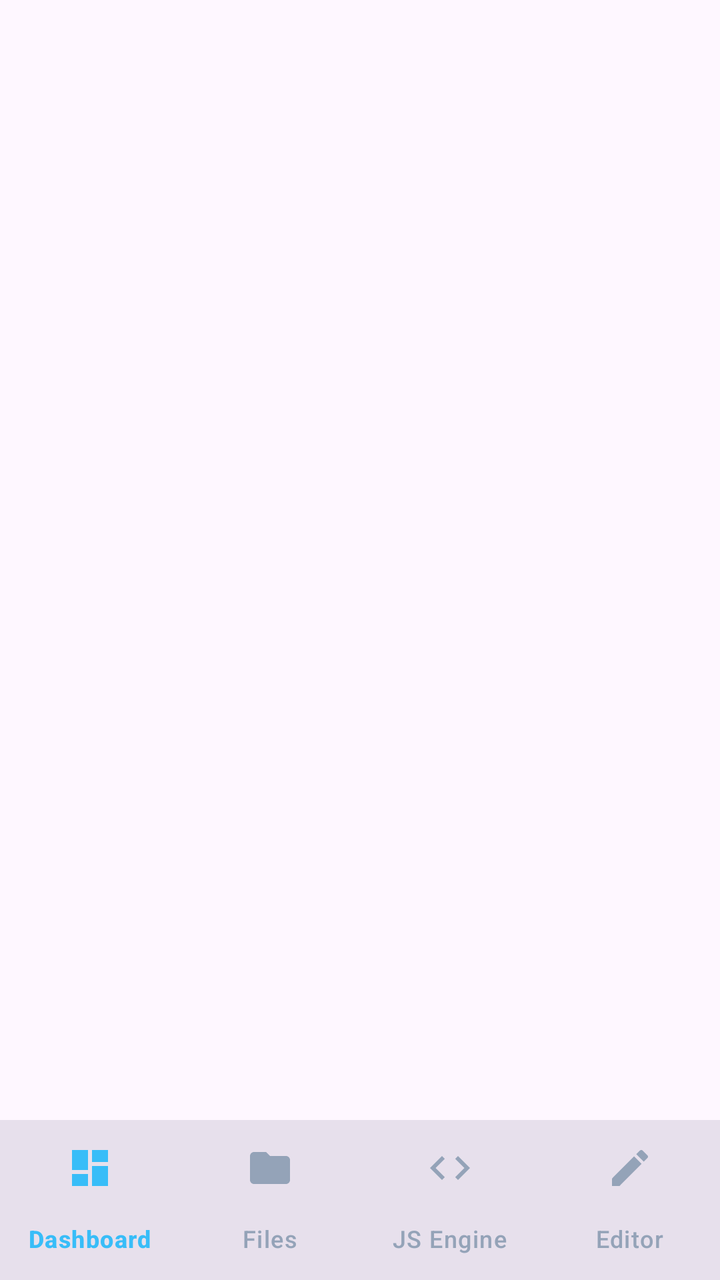
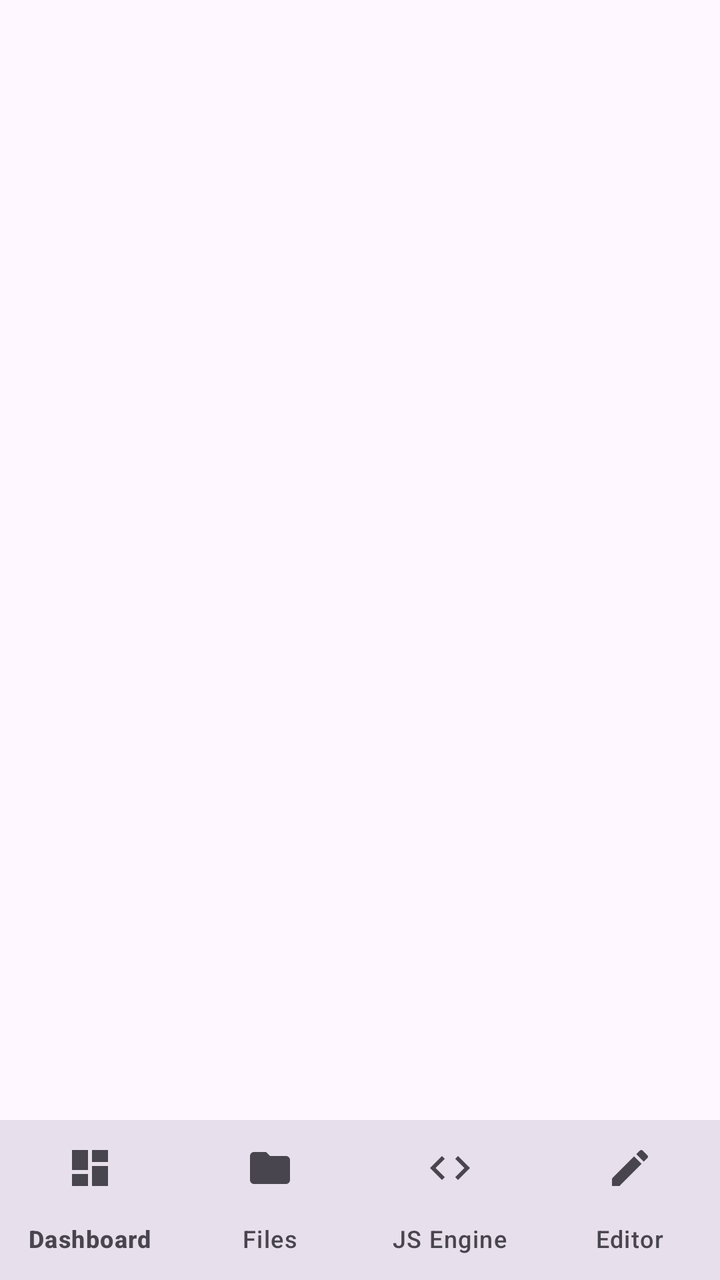

Before-and-after screenshots of an Android layout around one commit, followed by the original layout XML and the change that was made.
<!-- AndroidManifest.xml: application theme Theme.PolymathFileSystem -->
<!-- res/layout/activity_main.xml -->
<?xml version="1.0" encoding="utf-8"?>
<androidx.drawerlayout.widget.DrawerLayout xmlns:android="http://schemas.android.com/apk/res/android"
    xmlns:app="http://schemas.android.com/apk/res-auto"
    android:id="@+id/drawerLayout"
    android:layout_width="match_parent"
    android:layout_height="match_parent">

    
    <androidx.constraintlayout.widget.ConstraintLayout
        android:layout_width="match_parent"
        android:layout_height="match_parent"
        android:background="?attr/colorSurface">

        <androidx.fragment.app.FragmentContainerView
            android:id="@+id/fragmentContainer"
            android:layout_width="0dp"
            android:layout_height="0dp"
            app:layout_constraintBottom_toTopOf="@id/bottom_navigation"
            app:layout_constraintEnd_toEndOf="parent"
            app:layout_constraintStart_toStartOf="parent"
            app:layout_constraintTop_toTopOf="parent" />

        <com.google.android.material.bottomnavigation.BottomNavigationView
            android:id="@+id/bottom_navigation"
            android:layout_width="match_parent"
            android:layout_height="wrap_content"
            android:background="?attr/colorSurfaceVariant"
            app:itemIconTint="@color/nav_item_color"
            app:itemTextColor="@color/nav_item_color"
            app:labelVisibilityMode="labeled"
            app:menu="@menu/menu_main_nav"
            app:layout_constraintBottom_toBottomOf="parent"
            app:layout_constraintEnd_toEndOf="parent"
            app:layout_constraintStart_toStartOf="parent" />

        <LinearLayout
            android:id="@+id/permissionGate"
            android:layout_width="match_parent"
            android:layout_height="match_parent"
            android:background="?attr/colorSurface"
            android:gravity="center"
            android:orientation="vertical"
            android:padding="32dp"
            android:visibility="gone">

            <TextView
                android:layout_width="wrap_content"
                android:layout_height="wrap_content"
                android:layout_marginBottom="16dp"
                android:text="Storage Permission Required"
                android:textColor="#ffffff"
                android:textSize="20sp"
                android:textStyle="bold" />

            <TextView
                android:layout_width="wrap_content"
                android:layout_height="wrap_content"
                android:layout_marginBottom="24dp"
                android:text="Polymath requires full storage access to manage your files."
                android:textAlignment="center"
                android:textColor="#94a3b8"
                android:textSize="14sp" />

            <Button
                android:id="@+id/btnGrantPermission"
                android:layout_width="wrap_content"
                android:layout_height="wrap_content"
                android:backgroundTint="#38bdf8"
                android:text="Grant Access"
                android:textColor="#ffffff" />

        </LinearLayout>
    </androidx.constraintlayout.widget.ConstraintLayout>

    
    <com.google.android.material.navigation.NavigationView
        android:id="@+id/zoneANavigator"
        android:layout_width="wrap_content"
        android:layout_height="match_parent"
        android:layout_gravity="start"
        android:background="?attr/colorSurfaceVariant"
        app:headerLayout="@layout/nav_header_zone_a"
        app:menu="@menu/menu_zone_a_smart_folders" />

    
    <com.google.android.material.navigation.NavigationView
        android:id="@+id/zoneDInspector"
        android:layout_width="wrap_content"
        android:layout_height="match_parent"
        android:layout_gravity="end"
        android:background="?attr/colorSurfaceVariant"
        app:headerLayout="@layout/nav_header_zone_d" />

</androidx.drawerlayout.widget.DrawerLayout>
<!-- res/layout/nav_header_zone_a.xml (included above) -->
<?xml version="1.0" encoding="utf-8"?>
<LinearLayout xmlns:android="http://schemas.android.com/apk/res/android"
    android:layout_width="match_parent"
    android:layout_height="120dp"
    android:background="#1e293b"
    android:gravity="bottom"
    android:orientation="vertical"
    android:padding="16dp">

    <TextView
        android:layout_width="wrap_content"
        android:layout_height="wrap_content"
        android:text="ZONE A: Navigator"
        android:textColor="#ffffff"
        android:textSize="20sp"
        android:textStyle="bold" />

    <TextView
        android:layout_width="wrap_content"
        android:layout_height="wrap_content"
        android:text="Smart Folders &amp; Git Status"
        android:textColor="#94a3b8"
        android:textSize="14sp" />
</LinearLayout>
<!-- res/layout/nav_header_zone_d.xml (included above) -->
<?xml version="1.0" encoding="utf-8"?>
<LinearLayout xmlns:android="http://schemas.android.com/apk/res/android"
    android:layout_width="match_parent"
    android:layout_height="match_parent"
    android:background="#1e293b"
    android:orientation="vertical"
    android:padding="16dp">

    <TextView
        android:layout_width="wrap_content"
        android:layout_height="wrap_content"
        android:text="ZONE D: Nexus"
        android:textColor="#ffffff"
        android:textSize="20sp"
        android:textStyle="bold" />

    <TextView
        android:layout_width="wrap_content"
        android:layout_height="wrap_content"
        android:layout_marginTop="8dp"
        android:text="Inspector &amp; Extensions"
        android:textColor="#94a3b8"
        android:textSize="14sp" />
        
    <TextView
        android:id="@+id/inspectorContent"
        android:layout_width="match_parent"
        android:layout_height="wrap_content"
        android:layout_marginTop="24dp"
        android:text="Select a file to inspect metadata and available JS extensions."
        android:textColor="#e2e8f0"
        android:textSize="14sp" />
</LinearLayout>
<!-- resources referenced by this layout -->
<resources>
  <style name="Theme.PolymathFileSystem" parent="Theme.Material3.DayNight.NoActionBar">
          <item name="colorPrimary">@color/ocean_primary</item>
          <item name="colorPrimaryDark">@color/ocean_primary_dark</item>
          <item name="colorAccent">@color/ocean_accent</item>
          <item name="android:windowBackground">@drawable/bg_fluid_gradient</item>
      </style>
  <color name="ocean_primary">#0077B6</color>
  <color name="ocean_primary_dark">#03045E</color>
  <color name="ocean_accent">#00B4D8</color>
  <!-- drawable bg_fluid_gradient (drawable) -->
  <?xml version="1.0" encoding="utf-8"?>
  <shape xmlns:android="http://schemas.android.com/apk/res/android"
      android:shape="rectangle">
      <gradient
          android:angle="135"
          android:startColor="#1e293b"
          android:centerColor="#0f172a"
          android:endColor="#080e1a"
          android:type="linear" />
  </shape>
</resources>

<!-- the commit's change to res/layout/activity_main.xml (unified diff, before → after) -->
@@ -25,8 +25,8 @@
             android:layout_width="match_parent"
             android:layout_height="wrap_content"
             android:background="?attr/colorSurfaceVariant"
-            app:itemIconTint="@color/nav_item_color"
-            app:itemTextColor="@color/nav_item_color"
+            app:itemIconTint="?attr/colorOnSurfaceVariant"
+            app:itemTextColor="?attr/colorOnSurfaceVariant"
             app:labelVisibilityMode="labeled"
             app:menu="@menu/menu_main_nav"
             app:layout_constraintBottom_toBottomOf="parent"
@@ -41,14 +41,15 @@
             android:gravity="center"
             android:orientation="vertical"
             android:padding="32dp"
-            android:visibility="gone">
+            android:visibility="gone"
+            android:elevation="10dp">
 
             <TextView
                 android:layout_width="wrap_content"
                 android:layout_height="wrap_content"
                 android:layout_marginBottom="16dp"
                 android:text="Storage Permission Required"
-                android:textColor="#ffffff"
+                android:textColor="?android:attr/textColorPrimary"
                 android:textSize="20sp"
                 android:textStyle="bold" />
 
@@ -58,16 +59,15 @@
                 android:layout_marginBottom="24dp"
                 android:text="Polymath requires full storage access to manage your files."
                 android:textAlignment="center"
-                android:textColor="#94a3b8"
+                android:textColor="?android:attr/textColorSecondary"
                 android:textSize="14sp" />
 
-            <Button
+            <com.google.android.material.button.MaterialButton
                 android:id="@+id/btnGrantPermission"
                 android:layout_width="wrap_content"
                 android:layout_height="wrap_content"
-                android:backgroundTint="#38bdf8"
                 android:text="Grant Access"
-                android:textColor="#ffffff" />
+                app:cornerRadius="12dp" />
 
         </LinearLayout>
     </androidx.constraintlayout.widget.ConstraintLayout>
